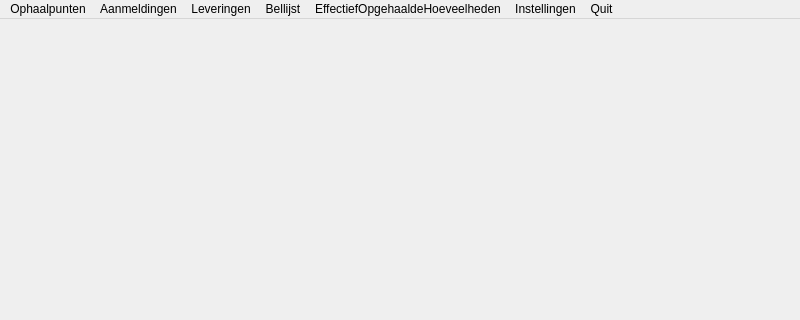
Before: the Qt Designer form routetool.ui in vvim/routetool, drawn with Qt 5; both pictures show x 0 to 800 and y 0 to 320 of the 800 by 700 pixel window.
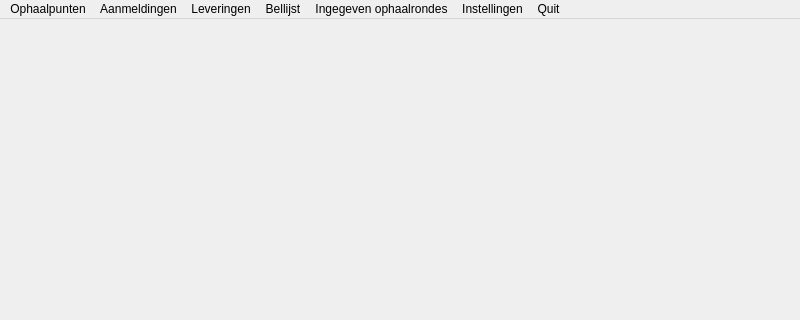
After: the same form once the commit is applied.

The edit to the form file:
```diff
--- a/routetool.ui
+++ b/routetool.ui
@@ -51,11 +51,18 @@
     <addaction name="ouderDanEenJaarMenuButton"/>
     <addaction name="wieNogNooitMenuButton"/>
    </widget>
+   <widget class="QMenu" name="menuIngegeven_ophaalrondes">
+    <property name="title">
+     <string>Ingegeven ophaalrondes</string>
+    </property>
+    <addaction name="effectiefOpgehaaldeHoeveelhedenMenuButton"/>
+    <addaction name="actionAnnuleer_ingegeven_ophaalronde"/>
+   </widget>
    <addaction name="menuMenuOphaalpunten"/>
    <addaction name="menuMenuAanmeldingen"/>
    <addaction name="menuMenuLeveringen"/>
    <addaction name="menuMenuBellijst"/>
-   <addaction name="effectiefOpgehaaldeHoeveelhedenMenuButton"/>
+   <addaction name="menuIngegeven_ophaalrondes"/>
    <addaction name="configurationMenuButton"/>
    <addaction name="actionQuit"/>
   </widget>
```
Left out of the diff: 7 changed lines with no effect on the pictures.
